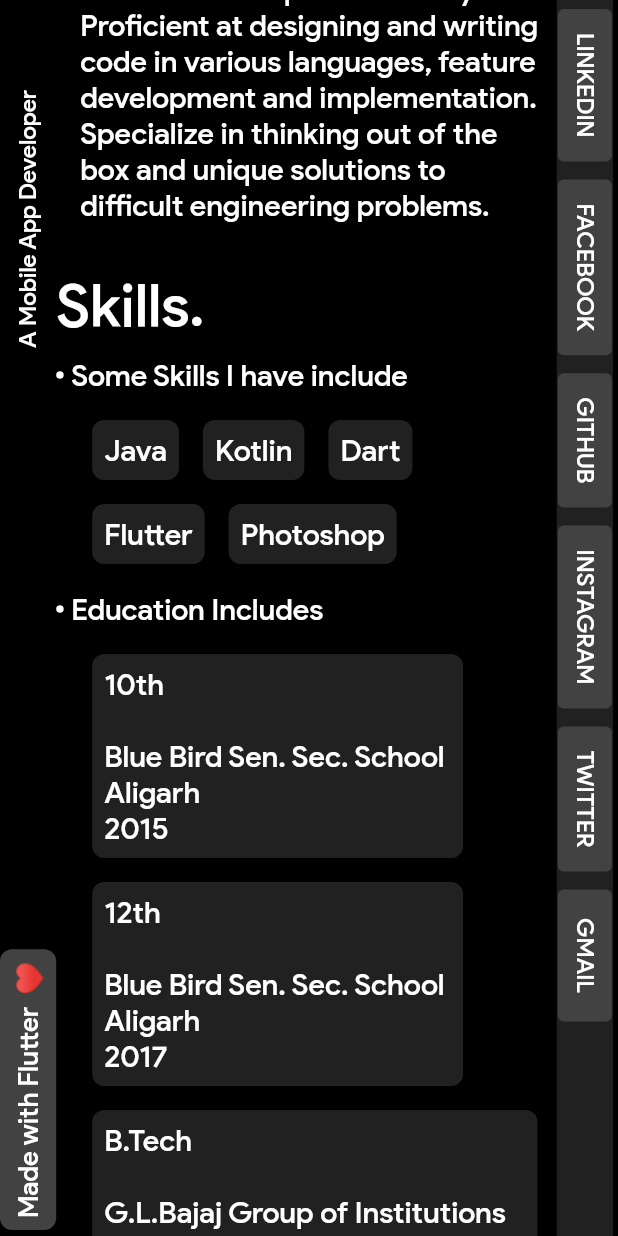
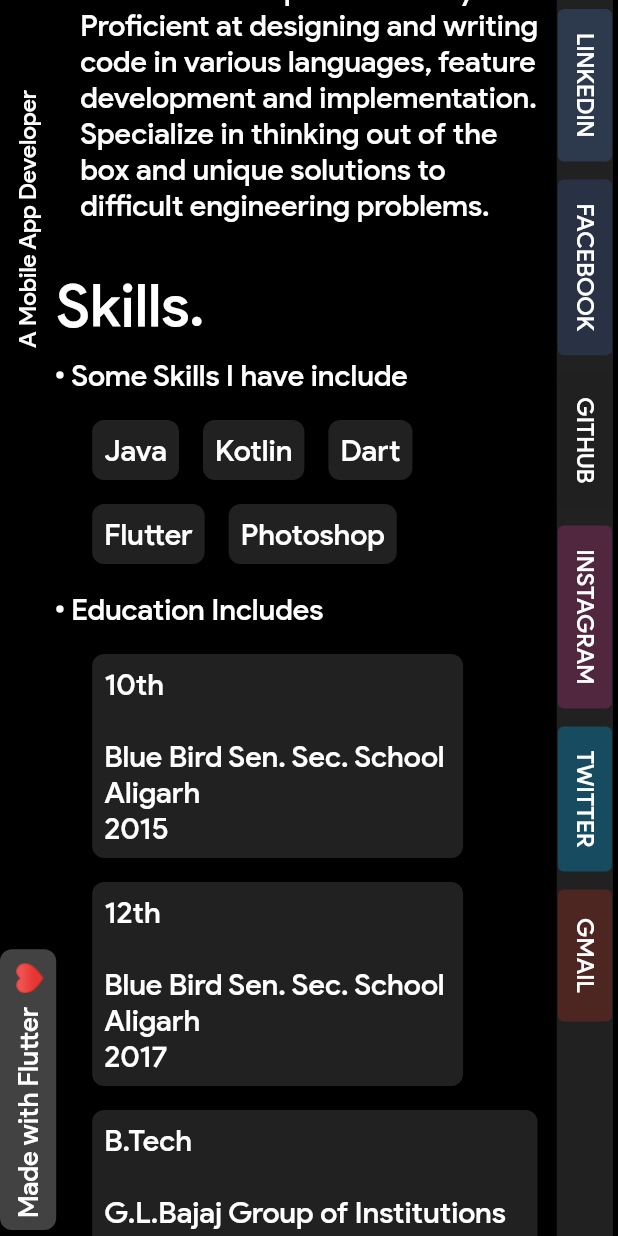
Before and after one commit to srthkpthk/portfolio, a Flutter app: the screen it shows after launch, scrolled down 576 dp, on a phone screen of 412 x 824 dp. Run offline on Flutter 3.47's test engine with Material 2 defaults, Android fonts, the phone set to English and light mode, and no system bars; missing offline and left inert: dart:html.

Commit message:
Update social_bar_widget.dart

```diff
--- a/lib/src/views/widget/social_bar_widget.dart
+++ b/lib/src/views/widget/social_bar_widget.dart
@@ -32,7 +32,7 @@ Widget _buildSocialButton(String url, String text, Color color) {
     padding: const EdgeInsets.symmetric(horizontal: 6),
     child: FlatButton(
         hoverColor: color,
-        color: Colors.grey.shade800,
+        color: color.withOpacity(.3),
         shape: RoundedRectangleBorder(
           borderRadius: BorderRadius.circular(4),
         ),
```
